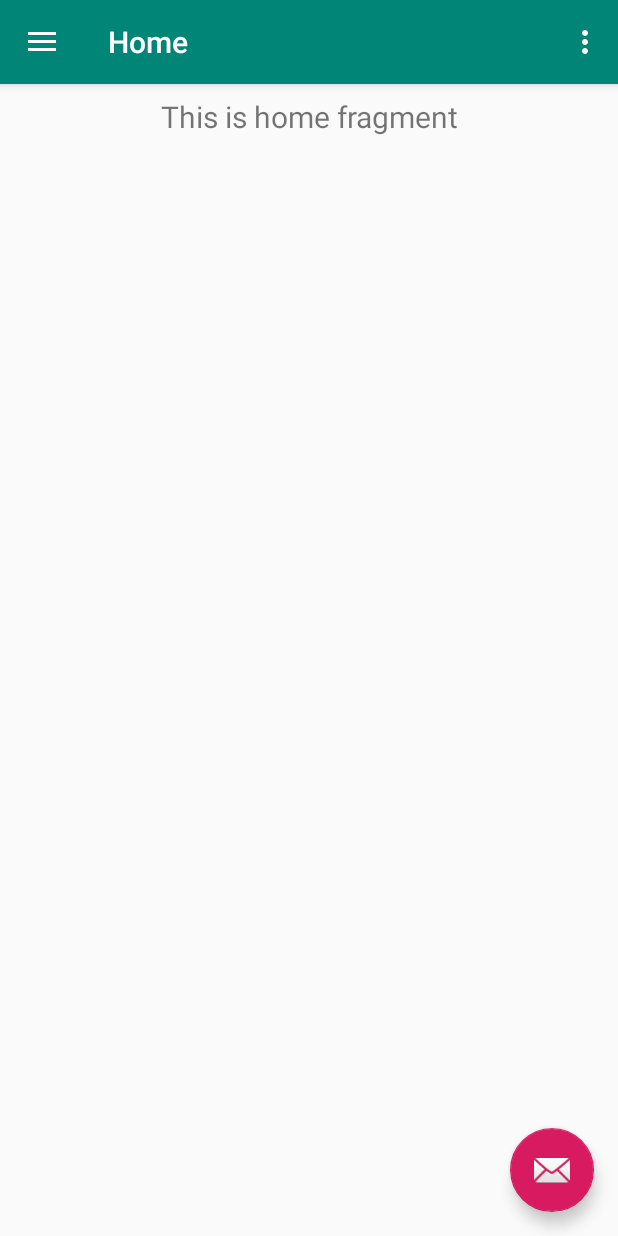
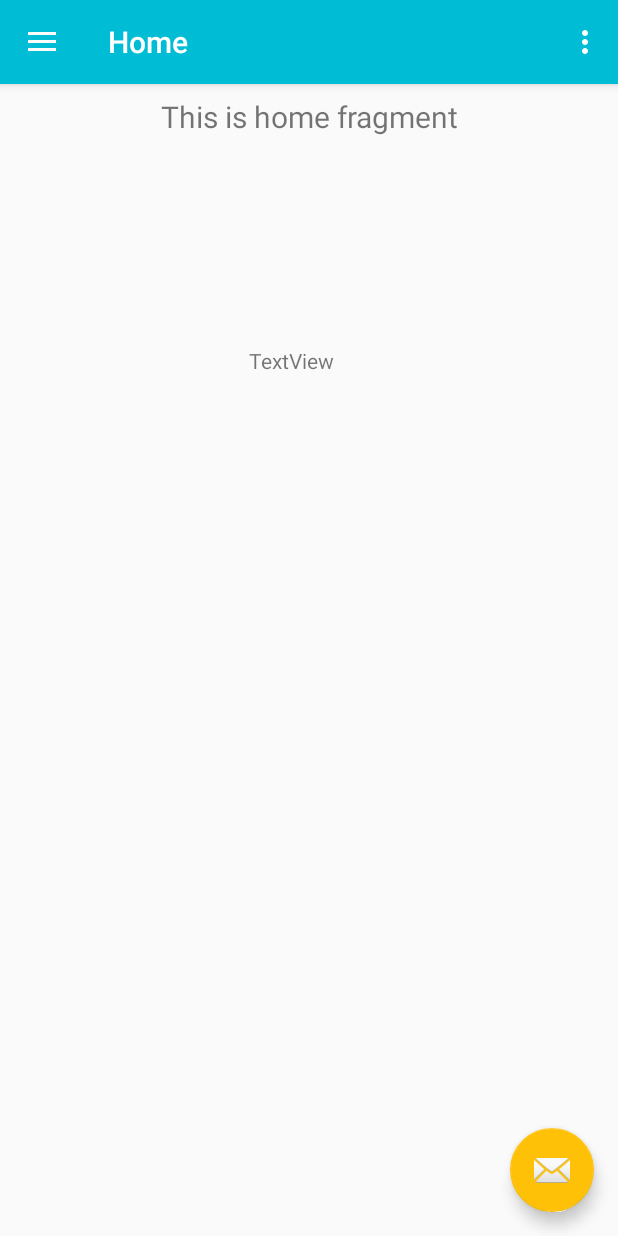
Before and after one commit to junedacaya/SolarControllerProject, an Android app: the screen it shows after launch (MainActivity), on a phone screen of 412 x 824 dp. Run offline under Robolectric (Android 15) with nearby library versions, the phone set to English and light mode, and no system bars; our stand-ins replace navigation-ui.

Commit message:
Splash Screen added (use todo to see code)

```diff
--- a/app/src/main/AndroidManifest.xml
+++ b/app/src/main/AndroidManifest.xml
@@ -8,20 +8,23 @@
         android:label="@string/app_name"
         android:roundIcon="@mipmap/ic_launcher_round"
         android:supportsRtl="true"
-        android:theme="@style/AppTheme">
-        <activity
-            android:name=".SettingsScreen"
-            android:label="@string/title_activity_settings_screen"></activity>
+        android:theme="@style/AppTheme.LaunchScreen">
+
+
         <activity
             android:name=".MainActivity"
-            android:label="@string/app_name"
-            android:theme="@style/AppTheme.NoActionBar">
+            android:label="@string/app_name">
+
             <intent-filter>
                 <action android:name="android.intent.action.MAIN" />
 
                 <category android:name="android.intent.category.LAUNCHER" />
             </intent-filter>
         </activity>
+
+        <activity
+        android:name=".SettingsScreen"
+        android:label="@string/title_activity_settings_screen"></activity>
     </application>
 
 </manifest>
--- a/app/src/main/java/com/example/solarcontrollerproject/MainActivity.java
+++ b/app/src/main/java/com/example/solarcontrollerproject/MainActivity.java
@@ -29,6 +29,8 @@ public class MainActivity extends AppCompatActivity {
 
     @Override
     protected void onCreate(Bundle savedInstanceState) {
+        // TODO 3:
+        setTheme(R.style.AppTheme_NoActionBar);
         super.onCreate(savedInstanceState);
         setContentView(R.layout.activity_main);
         Toolbar toolbar = findViewById(R.id.toolbar);
--- a/app/src/main/java/com/example/solarcontrollerproject/SettingsScreen.java
+++ b/app/src/main/java/com/example/solarcontrollerproject/SettingsScreen.java
@@ -11,6 +11,7 @@ public class SettingsScreen extends AppCompatActivity {
 
     @Override
     protected void onCreate(Bundle savedInstanceState) {
+        setTheme(R.style.AppTheme_NoActionBar);
         super.onCreate(savedInstanceState);
         setContentView(R.layout.settings_activity);
         getSupportFragmentManager()
--- /dev/null
+++ b/app/src/main/res/drawable/splash_screen.xml
@@ -0,0 +1,10 @@
+<?xml version="1.0" encoding="utf-8"?>
+<selector xmlns:android="http://schemas.android.com/apk/res/android">
+
+    <item><!-- TODO 2(SplashScreen): Set the image in Splashscreen -->
+        <bitmap
+            android:src="@drawable/solarpanel2"
+            android:gravity="center"/>
+    </item>
+
+</selector>
--- a/app/src/main/res/layout/fragment_home.xml
+++ b/app/src/main/res/layout/fragment_home.xml
@@ -1,6 +1,7 @@
 <?xml version="1.0" encoding="utf-8"?>
 <androidx.constraintlayout.widget.ConstraintLayout xmlns:android="http://schemas.android.com/apk/res/android"
     xmlns:app="http://schemas.android.com/apk/res-auto"
+    xmlns:tools="http://schemas.android.com/tools"
     android:layout_width="match_parent"
     android:layout_height="match_parent">
 
@@ -16,4 +17,17 @@
         app:layout_constraintEnd_toEndOf="parent"
         app:layout_constraintStart_toStartOf="parent"
         app:layout_constraintTop_toTopOf="parent" />
+
+    <TextView
+        android:id="@+id/textView2"
+        android:layout_width="wrap_content"
+        android:layout_height="wrap_content"
+        android:layout_marginTop="135dp"
+        android:text="TextView"
+        app:layout_constraintBottom_toBottomOf="parent"
+        app:layout_constraintEnd_toEndOf="parent"
+        app:layout_constraintHorizontal_bias="0.468"
+        app:layout_constraintStart_toStartOf="parent"
+        app:layout_constraintTop_toTopOf="@+id/text_home"
+        app:layout_constraintVertical_bias="0.052" />
 </androidx.constraintlayout.widget.ConstraintLayout>
--- a/app/src/main/res/values/styles.xml
+++ b/app/src/main/res/values/styles.xml
@@ -3,9 +3,11 @@
     <!-- Base application theme. -->
     <style name="AppTheme" parent="Theme.AppCompat.Light.DarkActionBar">
         <!-- Customize your theme here. -->
-        <item name="colorPrimary">@color/colorPrimary</item>
-        <item name="colorPrimaryDark">@color/colorPrimaryDark</item>
-        <item name="colorAccent">@color/colorAccent</item>
+        <item name="colorPrimary">#00BCD4</item>
+        <item name="colorPrimaryDark">#0097A7</item>
+        <item name="colorAccent">#FFC107</item>
+        <item name="editTextColor">#EC0404</item>
+
     </style>
 
     <style name="AppTheme.NoActionBar">
@@ -17,4 +19,10 @@
 
     <style name="AppTheme.PopupOverlay" parent="ThemeOverlay.AppCompat.Light" />
 
+    <!-- TODO 1: Put here for easy accesss-->
+    <style name="AppTheme.LaunchScreen">
+        <item name="android:windowBackground">@drawable/splash_screen</item>
+        <item name="colorPrimaryDark">@android:color/white</item>
+    </style>
+
 </resources>
```
Also changed, not shown: app/src/main/res/drawable/nike.png (added), app/src/main/res/drawable/solarpanel.jpg (added), app/src/main/res/drawable/solarpanel2.jpg (added).
